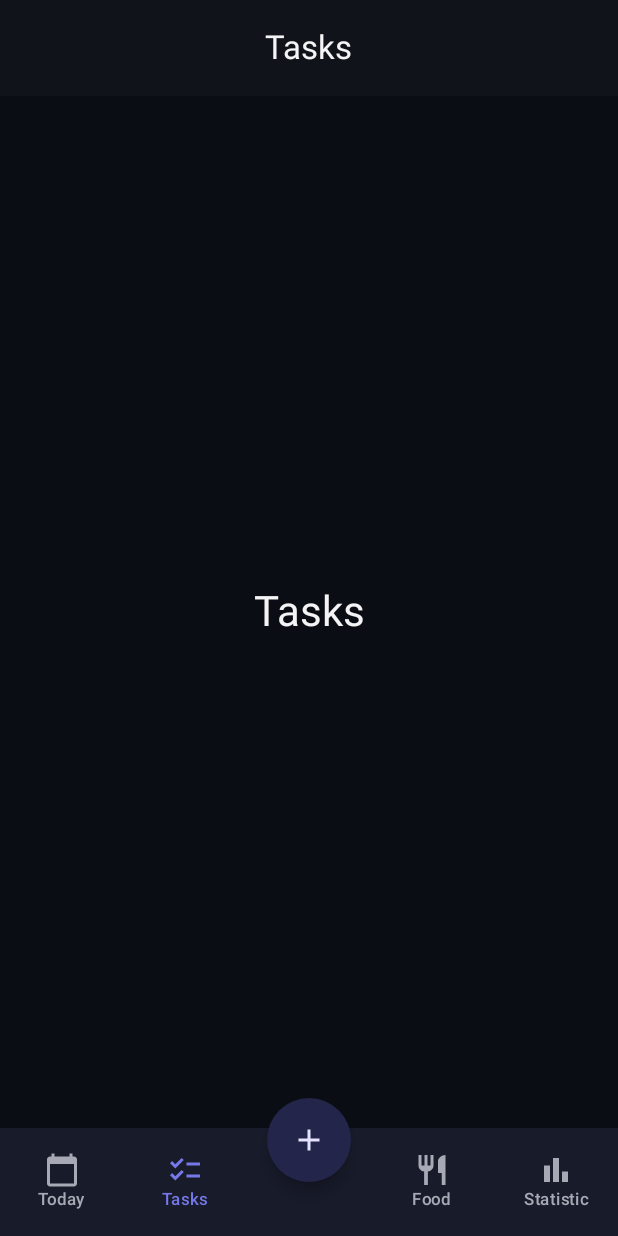
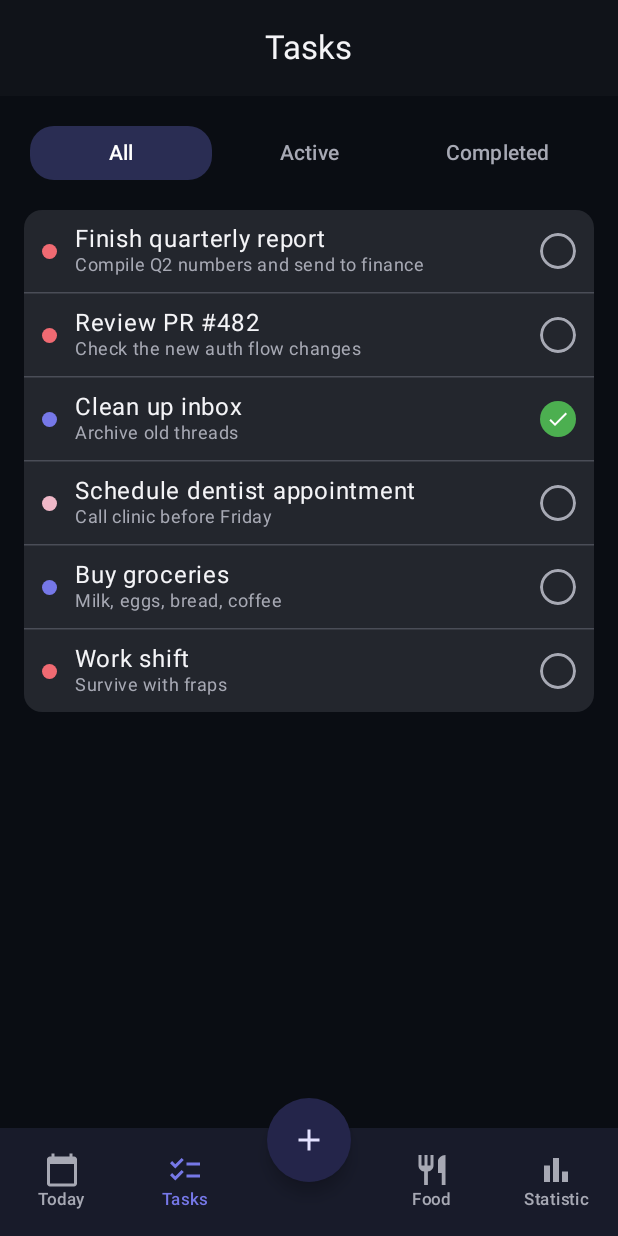
Before and after one commit to PLDima/TaskCal, an Android app built with Jetpack Compose: the screen it shows after launch (MainActivity), after a tap on "Tasks", on a phone screen of 412 x 824 dp. Run offline under Robolectric (Android 15) with nearby library versions, the phone set to English and light mode, and no system bars; our stand-ins replace Dagger/Hilt's generated code; libraries missing offline, so code that uses them is left out: androidx.hilt.lifecycle.

Commit message:
TKC - 7 - Tasks screen Add tasks list

```diff
--- a/app/src/main/java/inc/dimasic/taskcal/MainActivity.kt
+++ b/app/src/main/java/inc/dimasic/taskcal/MainActivity.kt
@@ -22,6 +22,7 @@ import dagger.hilt.android.AndroidEntryPoint
 import inc.dimasic.taskcal.ui.AppTopBar
 import inc.dimasic.taskcal.ui.BottomBar
 import inc.dimasic.taskcal.ui.BottomTab
+import inc.dimasic.taskcal.ui.screens.TasksScreen
 import inc.dimasic.taskcal.ui.screens.TodayScreen
 import inc.dimasic.taskcal.ui.theme.TaskCalTheme
 
@@ -64,6 +65,7 @@ fun TaskCalApp() {
 fun TabContent(tab: BottomTab, modifier: Modifier = Modifier) {
     when (tab) {
         BottomTab.TODAY -> TodayScreen(modifier = modifier)
+        BottomTab.TASKS -> TasksScreen(modifier = modifier)
         else -> Box(modifier = modifier, contentAlignment = Alignment.Center) {
             Text(text = tab.label, style = MaterialTheme.typography.headlineMedium)
         }
--- /dev/null
+++ b/app/src/main/java/inc/dimasic/taskcal/ui/screens/TasksScreen.kt
@@ -0,0 +1,196 @@
+package inc.dimasic.taskcal.ui.screens
+
+import androidx.compose.animation.animateColorAsState
+import androidx.compose.foundation.background
+import androidx.compose.foundation.border
+import androidx.compose.foundation.clickable
+import androidx.compose.foundation.interaction.MutableInteractionSource
+import androidx.compose.foundation.layout.Arrangement
+import androidx.compose.foundation.layout.Box
+import androidx.compose.foundation.layout.Column
+import androidx.compose.foundation.layout.Row
+import androidx.compose.foundation.layout.fillMaxSize
+import androidx.compose.foundation.layout.fillMaxWidth
+import androidx.compose.foundation.layout.padding
+import androidx.compose.foundation.layout.size
+import androidx.compose.foundation.shape.CircleShape
+import androidx.compose.foundation.shape.RoundedCornerShape
+import androidx.compose.material.icons.Icons
+import androidx.compose.material.icons.filled.Check
+import androidx.compose.material3.HorizontalDivider
+import androidx.compose.material3.Icon
+import androidx.compose.material3.MaterialTheme
+import androidx.compose.material3.Text
+import androidx.compose.material3.ripple
+import androidx.compose.runtime.Composable
+import androidx.compose.runtime.collectAsState
+import androidx.compose.runtime.getValue
+import androidx.compose.runtime.remember
+import androidx.compose.ui.Alignment
+import androidx.compose.ui.Modifier
+import androidx.compose.ui.draw.clip
+import androidx.compose.ui.graphics.Color
+import androidx.compose.ui.text.style.TextAlign
+import androidx.compose.ui.unit.dp
+import androidx.hilt.lifecycle.viewmodel.compose.hiltViewModel
+import inc.dimasic.taskcal.model.Priority
+import inc.dimasic.taskcal.model.Status
+import inc.dimasic.taskcal.ui.theme.ItemBackground
+import inc.dimasic.taskcal.ui.theme.ItemSplitter
+import inc.dimasic.taskcal.ui.theme.StatusDoneGreen
+import inc.dimasic.taskcal.usecase.TaskListItem
+
+@Composable
+fun TasksScreen(
+    modifier: Modifier = Modifier,
+    viewModel: TasksViewModel = hiltViewModel(),
+) {
+    val selectedFilter by viewModel.selectedFilter.collectAsState()
+    val tasks by viewModel.tasks.collectAsState()
+
+    Column(modifier = modifier.fillMaxSize().padding(16.dp)) {
+        FilterTabs(
+            selectedFilter = selectedFilter,
+            onFilterSelected = viewModel::selectFilter,
+            modifier = Modifier.fillMaxWidth(),
+        )
+
+        Column(
+            modifier = Modifier
+                .fillMaxWidth()
+                .padding(top = 16.dp)
+                .clip(RoundedCornerShape(12.dp))
+                .background(ItemBackground),
+        ) {
+            tasks.forEachIndexed { index, task ->
+                TaskRow(
+                    task = task,
+                    onCheckedChange = { viewModel.toggleTaskCompletion(task.occurrenceId) },
+                    modifier = Modifier.fillMaxWidth(),
+                )
+                if (index != tasks.lastIndex) {
+                    HorizontalDivider(color = ItemSplitter, thickness = 1.dp)
+                }
+            }
+        }
+    }
+}
+
+@Composable
+private fun FilterTabs(
+    selectedFilter: TasksFilter,
+    onFilterSelected: (TasksFilter) -> Unit,
+    modifier: Modifier = Modifier,
+) {
+    Row(
+        modifier = modifier
+            .clip(RoundedCornerShape(16.dp))
+            .padding(4.dp),
+        horizontalArrangement = Arrangement.spacedBy(4.dp),
+    ) {
+        TasksFilter.entries.forEach { filter ->
+            val isSelected = filter == selectedFilter
+            val backgroundColor by animateColorAsState(
+                targetValue = if (isSelected) MaterialTheme.colorScheme.primary.copy(alpha = 0.3f) else Color.Transparent,
+                label = "tabBackground",
+            )
+            val textColor by animateColorAsState(
+                targetValue = if (isSelected) {
+                    MaterialTheme.colorScheme.onPrimary
+                } else {
+                    MaterialTheme.colorScheme.onSurfaceVariant
+                },
+                label = "tabTextColor",
+            )
+            Text(
+                text = filter.label,
+                style = MaterialTheme.typography.labelLarge,
+                textAlign = TextAlign.Center,
+                color = textColor,
+                modifier = Modifier
+                    .weight(1f)
+                    .clip(RoundedCornerShape(16.dp))
+                    .background(backgroundColor)
+                    .clickable(
+                        interactionSource = remember { MutableInteractionSource() },
+                        indication = ripple(),
+                        onClick = { onFilterSelected(filter) },
+                    )
+                    .padding(vertical = 8.dp),
+            )
+        }
+    }
+}
+
+@Composable
+private fun TaskRow(
+    task: TaskListItem,
+    onCheckedChange: () -> Unit,
+    modifier: Modifier = Modifier,
+) {
+    val isDone = task.status == Status.DONE
+
+    Row(
+        modifier = modifier.padding(horizontal = 12.dp, vertical = 10.dp),
+        verticalAlignment = Alignment.CenterVertically,
+        horizontalArrangement = Arrangement.spacedBy(12.dp),
+    ) {
+        Box(
+            modifier = Modifier
+                .size(10.dp)
+                .clip(CircleShape)
+                .background(priorityColor(task.priority)),
+        )
+        Column(modifier = Modifier.weight(1f)) {
+            Text(text = task.title, style = MaterialTheme.typography.bodyLarge)
+            Text(
+                text = task.description,
+                style = MaterialTheme.typography.bodySmall,
+                color = MaterialTheme.colorScheme.onSurfaceVariant,
+            )
+        }
+        RoundCheckbox(checked = isDone, onCheckedChange = onCheckedChange)
+    }
+}
+
+@Composable
+private fun RoundCheckbox(
+    checked: Boolean,
+    onCheckedChange: () -> Unit,
+    modifier: Modifier = Modifier,
+) {
+    Box(
+        modifier = modifier
+            .size(24.dp)
+            .clip(CircleShape)
+            .then(
+                if (checked) {
+                    Modifier.background(StatusDoneGreen)
+                } else {
+                    Modifier.border(2.dp, MaterialTheme.colorScheme.onSurfaceVariant, CircleShape)
+                },
+            )
+            .clickable(
+                interactionSource = remember { MutableInteractionSource() },
+                indication = ripple(bounded = false),
+                onClick = onCheckedChange,
+            ),
+        contentAlignment = Alignment.Center,
+    ) {
+        if (checked) {
+            Icon(
+                imageVector = Icons.Filled.Check,
+                contentDescription = null,
+                tint = Color.White,
+                modifier = Modifier.size(16.dp),
+            )
+        }
+    }
+}
+
+@Composable
+private fun priorityColor(priority: Priority): Color = when (priority) {
+    Priority.HIGH -> MaterialTheme.colorScheme.error
+    Priority.MEDIUM -> MaterialTheme.colorScheme.tertiary
+    Priority.LOW -> MaterialTheme.colorScheme.primary
+}
--- /dev/null
+++ b/app/src/main/java/inc/dimasic/taskcal/ui/screens/TasksViewModel.kt
@@ -0,0 +1,47 @@
+package inc.dimasic.taskcal.ui.screens
+
+import androidx.lifecycle.ViewModel
+import androidx.lifecycle.viewModelScope
+import dagger.hilt.android.lifecycle.HiltViewModel
+import inc.dimasic.taskcal.model.Status
+import inc.dimasic.taskcal.usecase.TaskListItem
+import inc.dimasic.taskcal.usecase.TasksUseCase
+import javax.inject.Inject
+import kotlinx.coroutines.flow.MutableStateFlow
+import kotlinx.coroutines.flow.SharingStarted
+import kotlinx.coroutines.flow.StateFlow
+import kotlinx.coroutines.flow.asStateFlow
+import kotlinx.coroutines.flow.combine
+import kotlinx.coroutines.flow.stateIn
+
+enum class TasksFilter(val label: String) {
+    ALL("All"),
+    ACTIVE("Active"),
+    COMPLETED("Completed"),
+}
+
+@HiltViewModel
+class TasksViewModel @Inject constructor(
+    private val tasksUseCase: TasksUseCase,
+) : ViewModel() {
+
+    private val _selectedFilter = MutableStateFlow(TasksFilter.ALL)
+    val selectedFilter: StateFlow<TasksFilter> = _selectedFilter.asStateFlow()
+
+    val tasks: StateFlow<List<TaskListItem>> =
+        combine(tasksUseCase.allTasks(), _selectedFilter) { tasks, filter ->
+            when (filter) {
+                TasksFilter.ALL -> tasks
+                TasksFilter.ACTIVE -> tasks.filter { it.status != Status.DONE }
+                TasksFilter.COMPLETED -> tasks.filter { it.status == Status.DONE }
+            }
+        }.stateIn(viewModelScope, SharingStarted.WhileSubscribed(5_000), emptyList())
+
+    fun selectFilter(filter: TasksFilter) {
+        _selectedFilter.value = filter
+    }
+
+    fun toggleTaskCompletion(occurrenceId: String) {
+        tasksUseCase.toggleTaskCompletion(occurrenceId)
+    }
+}
--- a/app/src/main/java/inc/dimasic/taskcal/usecase/TasksUseCase.kt
+++ b/app/src/main/java/inc/dimasic/taskcal/usecase/TasksUseCase.kt
@@ -28,17 +28,24 @@ class TasksUseCase @Inject constructor() {
         combine(tasks, occurrences, date) { tasks, occurrences, selectedDate ->
             occurrences
                 .filter { it.date == selectedDate }
-                .mapNotNull { occurrence ->
-                    val task = tasks.find { it.id == occurrence.taskId } ?: return@mapNotNull null
-                    TaskListItem(
-                        occurrenceId = occurrence.id,
-                        title = task.title,
-                        description = task.description,
-                        priority = task.priority,
-                        status = occurrence.status,
-                    )
-                }
+                .mapNotNull { occurrence -> occurrence.toTaskListItem(tasks) }
         }
+
+    fun allTasks(): Flow<List<TaskListItem>> =
+        combine(tasks, occurrences) { tasks, occurrences ->
+            occurrences.mapNotNull { occurrence -> occurrence.toTaskListItem(tasks) }
+        }
+
+    private fun TaskOccurrence.toTaskListItem(tasks: List<Task>): TaskListItem? {
+        val task = tasks.find { it.id == taskId } ?: return null
+        return TaskListItem(
+            occurrenceId = id,
+            title = task.title,
+            description = task.description,
+            priority = task.priority,
+            status = status,
+        )
+    }
 
     fun toggleTaskCompletion(occurrenceId: String) {
         occurrences.value = occurrences.value.map { occurrence ->
```
